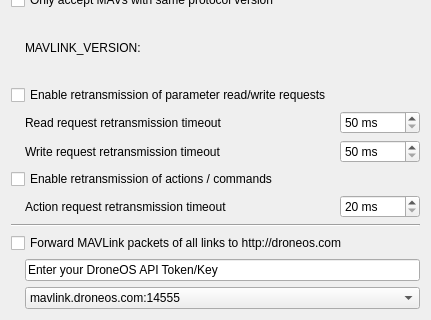
mpaperno/qgroundcontrol_aq, file src/ui/MAVLinkSettingsWidget.ui: the form before one commit; both pictures show x 0 to 431 and y 210 to 530 of the 431 by 530 pixel window.
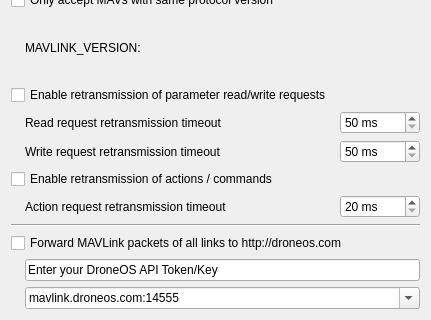
The form after the commit.

Diff of the .ui file:
```diff
--- a/src/ui/MAVLinkSettingsWidget.ui
+++ b/src/ui/MAVLinkSettingsWidget.ui
@@ -336,6 +336,9 @@
    </item>
    <item row="19" column="1" colspan="2">
     <widget class="QComboBox" name="droneOSComboBox">
+     <property name="editable">
+      <bool>true</bool>
+     </property>
      <item>
       <property name="text">
        <string>mavlink.droneos.com:14555</string>
```
